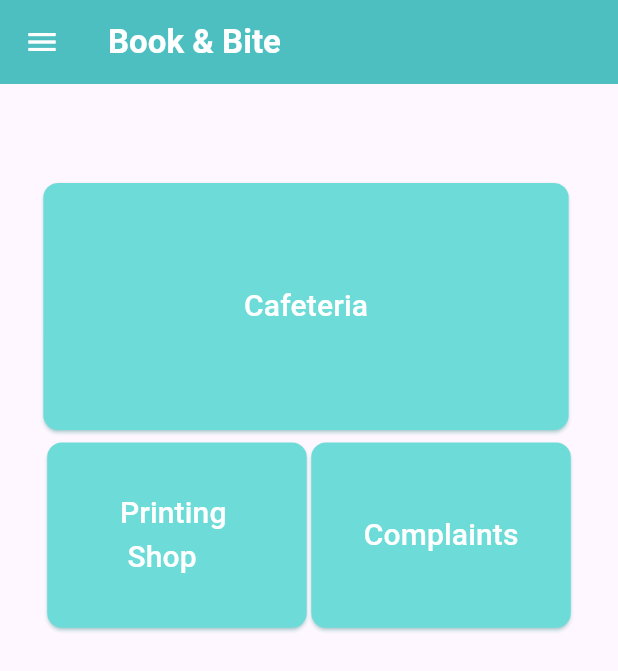
After one commit to hafsaabidsaeed/Book-and-Bite, a Flutter app: the UserMainScreen screen opened directly, on a phone screen of 412 x 824 dp. The commit adds this screen. Shown: the top 671 px of the screen. Run offline on Flutter 3.47's test engine with Material 3 defaults, Android fonts, the phone set to English and light mode, and no system bars; our stand-ins replace animate_do, carousel_slider, cloud_firestore, file_picker, firebase_auth, firebase_core and 6 more; missing offline and left inert: flutter_image; accounts and stored records are empty.

```diff
--- a/lib/Screens/login_sc.dart
+++ b/lib/Screens/login_sc.dart
@@ -12,6 +12,7 @@ import 'package:secondevaluation/Screens/home_sc.dart';
 import 'package:get/get.dart';
 import 'package:image_picker/image_picker.dart';
 import 'package:firebase_storage/firebase_storage.dart' as firebase_storage;
+import 'package:secondevaluation/Screens/user_main_sc.dart';
 
 class LoginPage extends StatelessWidget {
   String? heading;
@@ -94,7 +95,7 @@ class LoginPage extends StatelessWidget {
       if (GetVarsCtrl.isSeller) {
         Get.off(Home_Seller_Sc());
       } else {
-        Get.off(Home_Sc());
+        Get.off(UserMainScreen());
       }
       // If registration is successful, you can navigate to another screen or do something else.
       // For example, Navigator.pushReplacementNamed(context, '/home');
--- /dev/null
+++ b/lib/Screens/user_main_sc.dart
@@ -0,0 +1,103 @@
+import 'package:flutter/cupertino.dart';
+import 'package:flutter/material.dart';
+import 'package:get/get.dart';
+import 'package:secondevaluation/Screens/PrintShop/Customer_View.dart';
+import 'package:secondevaluation/Screens/complaint_sc.dart';
+import 'package:secondevaluation/Screens/home_sc.dart';
+import 'package:secondevaluation/widgets/drawer.dart';
+
+class UserMainScreen extends StatefulWidget {
+  const UserMainScreen({super.key});
+
+  @override
+  State<UserMainScreen> createState() => _UserMainScreenState();
+}
+
+class _UserMainScreenState extends State<UserMainScreen> {
+  @override
+  Widget build(BuildContext context) {
+    double screenWidth = MediaQuery.of(context).size.width;
+    double screenHeight = MediaQuery.of(context).size.height;
+
+    return Scaffold(
+      extendBody: true,
+      appBar: AppBar(
+        backgroundColor: Color.fromARGB(255, 76, 197, 193),
+        iconTheme: const IconThemeData(color: Colors.white),
+        elevation: 1,
+        title: Text(
+            'Book & Bite',
+            style: TextStyle(fontWeight: FontWeight.bold, color: Colors.white ),
+          textAlign: TextAlign.center ,
+        ),
+
+      ),
+
+      drawer: SideDrawer(),
+
+      body: Center(
+        child: Column(
+          mainAxisAlignment: MainAxisAlignment.center,
+          children: [
+            Expanded(
+              child: Column(
+                children: [
+                  SizedBox(height: screenHeight * 0.08),
+                  Row(
+                    mainAxisAlignment: MainAxisAlignment.center,
+                    children: [
+                      Padding(
+                        padding: const EdgeInsets.only(right: 4.0),
+                        child: _buildButton('Cafeteria' ,  screenWidth * 0.85, screenHeight * 0.2),
+                      ),
+                    ],
+                  ),
+                  SizedBox(height: screenHeight * 0.01),
+                  Row(
+                    mainAxisAlignment: MainAxisAlignment.center,
+                    children: [
+                      Padding(
+                        padding: const EdgeInsets.only(right: 3.0),
+                        child: _buildButton(
+                            'Printing \n Shop', screenWidth * 0.42, screenHeight * 0.15),
+                      ),
+                      _buildButton(
+                          'Complaints', screenWidth * 0.42, screenHeight * 0.15),
+                    ],
+                  ),
+                ],
+              ),
+            ),
+          ],
+        ),
+      ),
+    );
+  }
+
+  Widget _buildButton(String text, double width, double height) {
+    return ElevatedButton(
+      onPressed: () {
+        if (text == 'Cafeteria') {
+          Get.to(Home_Sc());
+        } else if (text == 'Printing \n Shop') {
+          Get.to(CustomerView());
+        } else if (text == 'Complaints') {
+          Get.to(ComplaintScreen());
+        }
+      },
+      style: ElevatedButton.styleFrom(
+        backgroundColor: Color.fromARGB(255, 109, 220, 217),
+        shadowColor: Color.fromARGB(255, 140, 245, 241),
+        minimumSize: Size(width, height),
+        shape: RoundedRectangleBorder(
+          borderRadius: BorderRadius.circular(10.0),
+        ),
+      ),
+      child: Text(
+        text,
+        style: const TextStyle(fontSize: 20, color: Colors.white),
+
+      ),
+    );
+  }
+}
--- a/lib/main.dart
+++ b/lib/main.dart
@@ -6,6 +6,7 @@ import 'package:secondevaluation/Screens/Seller_Sc/home_seller_sc.dart';
 import 'package:secondevaluation/Screens/home_sc.dart';
 import 'package:secondevaluation/Screens/login_sc.dart';
 import 'package:get/get.dart';
+import 'package:secondevaluation/Screens/user_main_sc.dart';
 
 void main() async {
   WidgetsFlutterBinding.ensureInitialized();
@@ -53,7 +54,7 @@ class myApp extends StatelessWidget {
                 })
             : GetVarsCtrl.isSeller
                 ? Home_Seller_Sc()
-                : Home_Sc(),
+                : UserMainScreen(),
       );
     });
   }
--- a/pubspec.yaml
+++ b/pubspec.yaml
@@ -29,6 +29,7 @@ dependencies:
   flutter_local_notifications: ^17.1.2
   file_picker: ^8.0.3
   js: ^0.7.1
+  cloud_firestore: ^4.17.3
 
 dev_dependencies:
   flutter_test:
```
Also changed, not shown: lib/Screens/complaint_sc.dart (+67 -85 lines), lib/Functions/login.dart (deleted), pubspec.lock.
